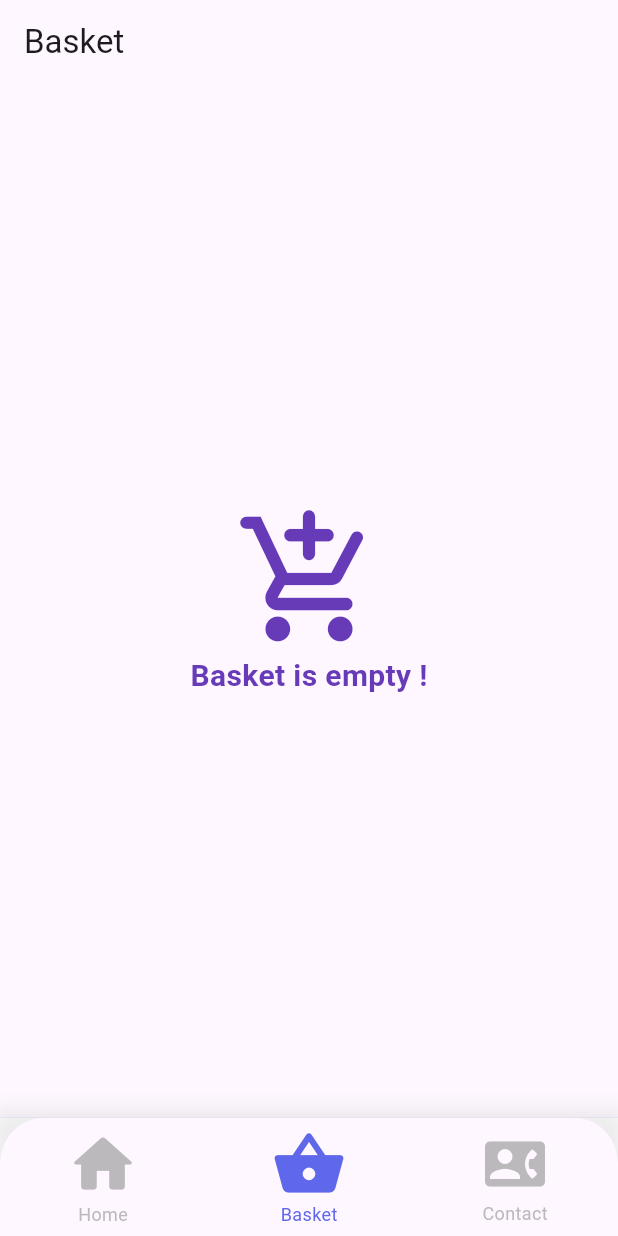
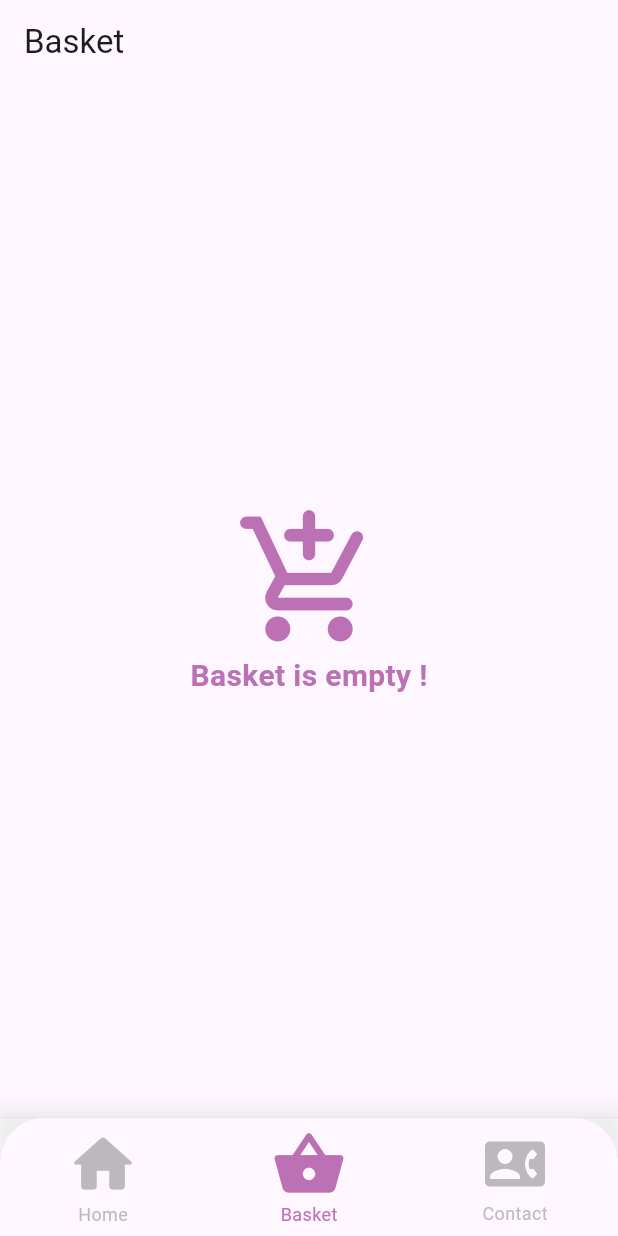
Before and after one commit to RomainDoyen/ice_creams, a Flutter app: the screen it shows after launch, item 2 of the bottom bar chosen, on a phone screen of 412 x 824 dp. Run offline on Flutter 3.47's test engine with Material 3 defaults, Android fonts, the phone set to English and light mode, and no system bars; our stand-ins replace flutter_map, latlong2, readmore.

Commit message:
refactor(colors): Update color

```diff
--- a/lib/pages/basket/basket.dart
+++ b/lib/pages/basket/basket.dart
@@ -19,14 +19,14 @@ class BasketPage extends StatelessWidget {
                   Icon(
                     Icons.add_shopping_cart_rounded,
                     size: 100,
-                    color: Colors.deepPurple,
+                    color: Color(0xFFBB71B4),
                   ),
                   Text(
                     'Basket is empty !',
                     style: TextStyle(
                       fontSize: 20,
                       fontWeight: FontWeight.bold,
-                      color: Colors.deepPurple,
+                      color: Color(0xFFBB71B4),
                     ),
                   ),
                 ],
@@ -63,7 +63,7 @@ class BasketPage extends StatelessWidget {
                           style: const TextStyle(
                             fontSize: 20,
                             fontWeight: FontWeight.bold,
-                            color: Colors.deepPurple,
+                            color: Color(0xFFBB71B4),
                           ),
                         ),
                         subtitle: Text(
@@ -105,7 +105,7 @@ class BasketPage extends StatelessWidget {
                 Container(
                   padding: const EdgeInsets.all(20),
                   decoration: const BoxDecoration(
-                    color: Colors.deepPurple,
+                    color: Color(0xFFBB71B4),
                     borderRadius: BorderRadius.vertical(top: Radius.circular(20)),
                   ),
                   child: Row(
--- a/lib/pages/contact/widgets/popup.dart
+++ b/lib/pages/contact/widgets/popup.dart
@@ -19,7 +19,7 @@ class ShopDialog extends StatelessWidget {
         name,
         style: const TextStyle(
           fontSize: 20,
-          color: Colors.deepPurple,
+          color: Color(0xFFBB71B4),
           fontWeight: FontWeight.bold,
         ),
       ),
@@ -71,7 +71,7 @@ class ShopDialog extends StatelessWidget {
       actions: [
         TextButton(
           style: ButtonStyle(
-            backgroundColor: WidgetStateProperty.all(Colors.deepPurple),
+            backgroundColor: WidgetStateProperty.all(const Color(0xFFBB71B4)),
             foregroundColor: WidgetStateProperty.all(Colors.white),
           ),
           onPressed: () => Navigator.pop(context),
--- a/lib/pages/detail/widgets/description.dart
+++ b/lib/pages/detail/widgets/description.dart
@@ -16,7 +16,7 @@ class DescriptionSection extends StatelessWidget {
       child: ReadMoreText(
         iceCream.description,
         trimLines: 2,
-        colorClickableText: Colors.deepPurple,
+        colorClickableText: const Color(0xFFBB71B4),
         trimMode: TrimMode.Line,
         trimCollapsedText: 'More',
         trimExpandedText: 'Less',
--- a/lib/pages/detail/widgets/detail_sliver.dart
+++ b/lib/pages/detail/widgets/detail_sliver.dart
@@ -65,7 +65,7 @@ class DetailSliverDelegate extends SliverPersistentHeaderDelegate {
               alignment: Alignment.center,
               width: 60,
               height: 5,
-              color: const Color(0xFF5F67EA),
+              color: const Color(0xFFBB71B4),
             ),
           ),
         )
--- a/lib/pages/detail/widgets/header.dart
+++ b/lib/pages/detail/widgets/header.dart
@@ -67,7 +67,7 @@ class HeaderDetailSection extends StatelessWidget {
                       padding: const EdgeInsets.symmetric(
                           horizontal: 10, vertical: 5),
                       decoration: BoxDecoration(
-                        color: const Color(0xFF5F67EA),
+                        color: const Color(0xFFBB71B4),
                         borderRadius: BorderRadius.circular(10),
                       ),
                       child: Text(
--- a/lib/pages/detail/widgets/review.dart
+++ b/lib/pages/detail/widgets/review.dart
@@ -69,7 +69,7 @@ class ReviewSection extends StatelessWidget {
             child: ElevatedButton(
               style: ElevatedButton.styleFrom(
                 elevation: 0,
-                backgroundColor: const Color(0xFF5F67EA),
+                backgroundColor: const Color(0xFFBB71B4),
                 shape: RoundedRectangleBorder(
                   borderRadius: BorderRadius.circular(20),
                 ),
--- a/lib/pages/home/home.dart
+++ b/lib/pages/home/home.dart
@@ -77,7 +77,7 @@ class _HomePageState extends State<HomePage> {
                 _currentIndex = index;
               });
             },
-            selectedItemColor: const Color(0xFF5F67EA),
+            selectedItemColor: const Color(0xFFBB71B4),
             selectedFontSize: 12,
             unselectedFontSize: 12,
             unselectedItemColor: Colors.grey.withOpacity(0.7),
--- a/lib/pages/home/widgets/newest.dart
+++ b/lib/pages/home/widgets/newest.dart
@@ -70,7 +70,7 @@ class NewestIceCream extends StatelessWidget {
                           padding: const EdgeInsets.symmetric(
                               horizontal: 10, vertical: 5),
                           decoration: BoxDecoration(
-                            color: const Color(0xFF5F67EA),
+                            color: const Color(0xFFBB71B4),
                             borderRadius: BorderRadius.circular(10),
                           ),
                           child: Text(
```
